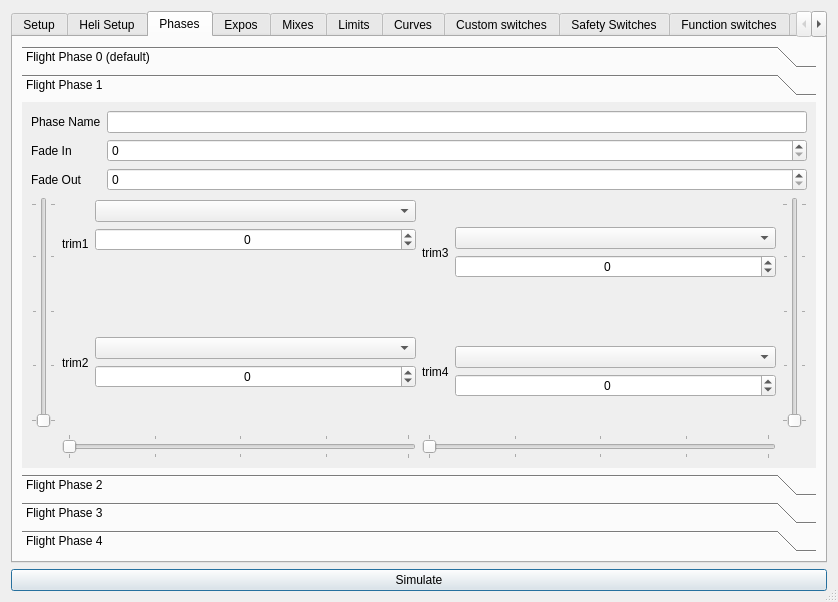
Above: src/modeledit.ui from roberto1903/companion9x before the change. Below: the same form after it.
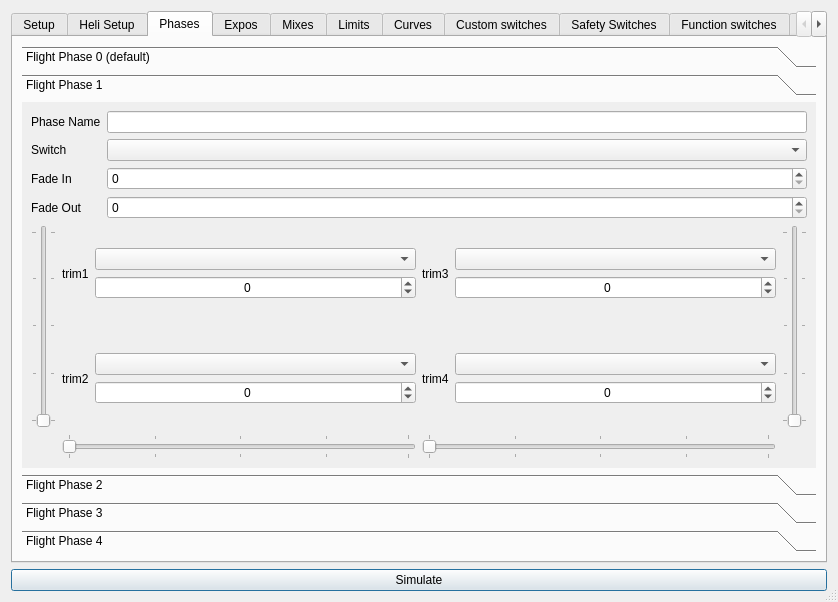
That is the form after the change. The open tabs and pages were chosen to show the change. Icons and pictures are not drawn.

Commit message: Switchs were missing in flight phases. Smooth transitions between phases fixed.

```diff
--- a/src/modeledit.ui
+++ b/src/modeledit.ui
@@ -799,7 +799,7 @@
               <x>0</x>
               <y>0</y>
               <width>306</width>
-              <height>260</height>
+              <height>292</height>
              </rect>
             </property>
             <attribute name="label">
@@ -822,31 +822,41 @@
                  </property>
                 </widget>
                </item>
-               <item row="1" column="0">
+               <item row="2" column="0">
                 <widget class="QLabel" name="label_38d">
                  <property name="text">
                   <string>Fade In</string>
                  </property>
                 </widget>
                </item>
-               <item row="1" column="2">
-                <widget class="QSpinBox" name="phase1FadeIn">
-                 <property name="minimum">
-                  <number>0</number>
-                 </property>
-                 <property name="maximum">
-                  <number>15</number>
-                 </property>
-                </widget>
-               </item>
-               <item row="2" column="0">
+               <item row="3" column="0">
                 <widget class="QLabel" name="label_39d">
                  <property name="text">
                   <string>Fade Out</string>
                  </property>
                 </widget>
                </item>
+               <item row="1" column="0">
+                <widget class="QLabel" name="label_37d_2">
+                 <property name="text">
+                  <string>Switch</string>
+                 </property>
+                </widget>
+               </item>
+               <item row="1" column="2">
+                <widget class="QComboBox" name="phase1Switch"/>
+               </item>
                <item row="2" column="2">
+                <widget class="QSpinBox" name="phase1FadeIn">
+                 <property name="minimum">
+                  <number>0</number>
+                 </property>
+                 <property name="maximum">
+                  <number>15</number>
+                 </property>
+                </widget>
+               </item>
+               <item row="3" column="2">
                 <widget class="QSpinBox" name="phase1FadeOut">
                  <property name="minimum">
                   <number>0</number>
@@ -935,7 +945,7 @@
                   </widget>
                  </item>
                  <item row="0" column="1">
-                  <layout class="QVBoxLayout" name="verticalLayout_5b" stretch="0,0,0,0">
+                  <layout class="QVBoxLayout" name="verticalLayout_5b" stretch="0,0,0,0,0">
                    <property name="spacing">
                     <number>6</number>
                    </property>
@@ -955,6 +965,19 @@
                      </property>
                     </spacer>
                    </item>
+                   <item>
+                    <spacer name="verticalSpacer_4d_2">
+                     <property name="orientation">
+                      <enum>Qt::Vertical</enum>
+                     </property>
+                     <property name="sizeHint" stdset="0">
+                      <size>
+                       <width>20</width>
+                       <height>40</height>
+                      </size>
+                     </property>
+                    </spacer>
+                   </item>
                    <item>
                     <widget class="QComboBox" name="phase1Trim1Use">
                      <property name="sizePolicy">
```
Left out of the diff: 136 changed lines with no effect on the pictures. The commit also changes 4 other files.
